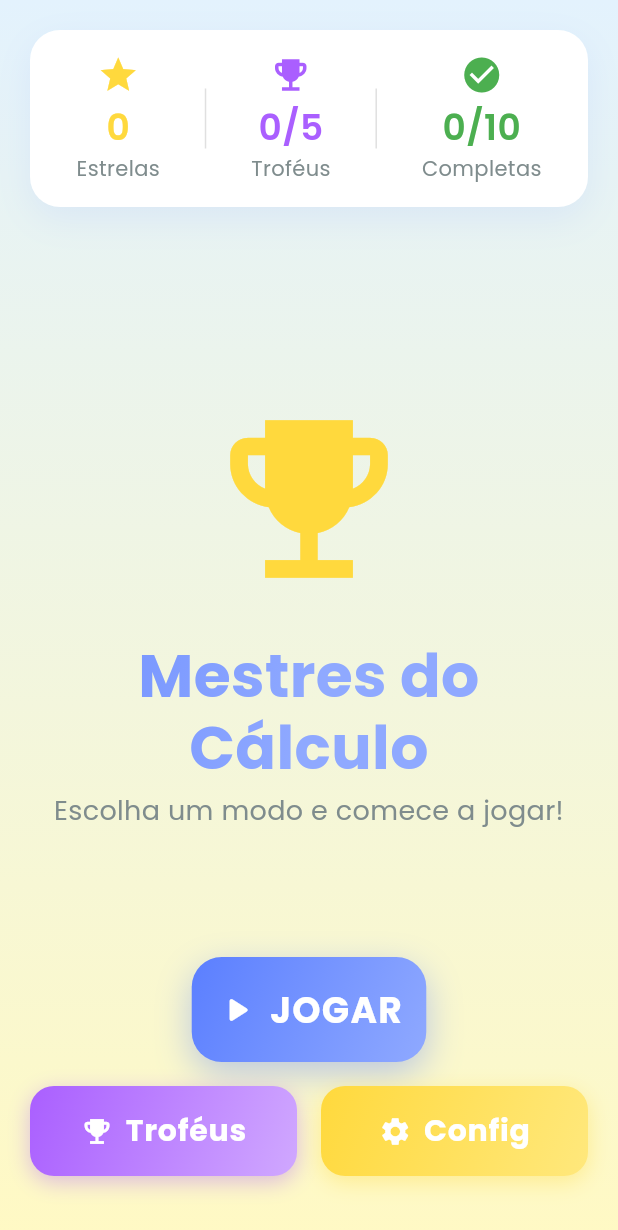
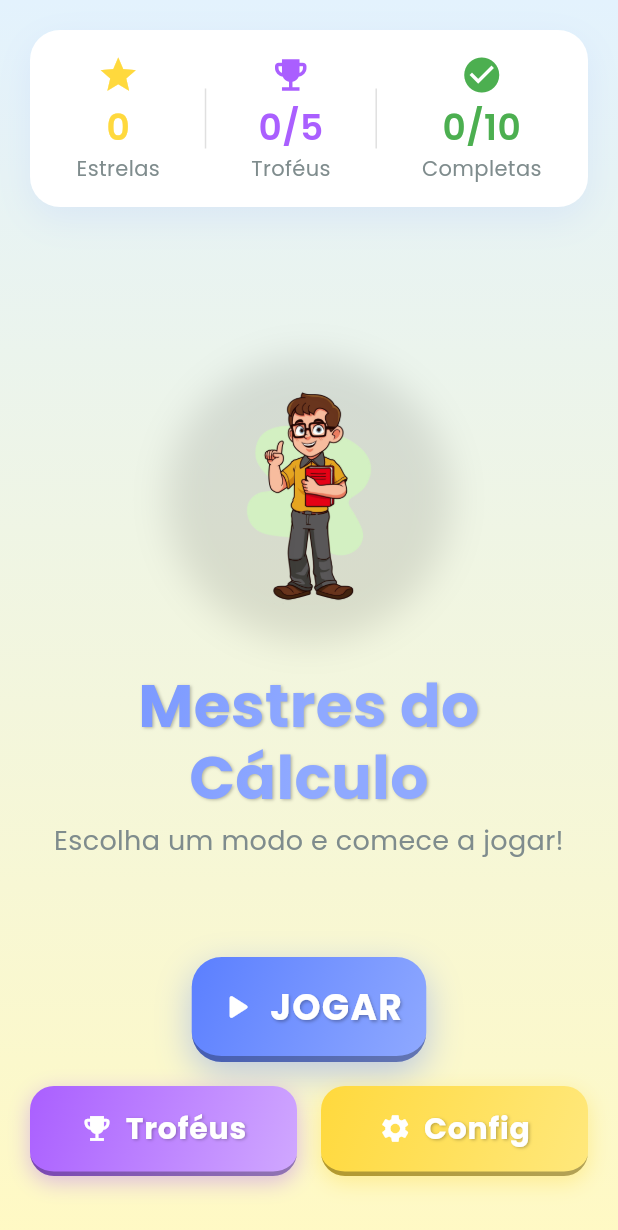
Before and after one commit to Depaula010/TabuadaFlutter, a Flutter app: the screen it shows after launch, on a phone screen of 412 x 824 dp. Shown: the top 1230 px of the screen. Run offline on Flutter 3.47's test engine with Material 3 defaults, Android fonts, the phone set to English and light mode, and no system bars; drawn by our look-alikes of flutter_animate; our stand-ins replace audioplayers, confetti, google_fonts, hive, hive_flutter, vibration; accounts and stored records are empty.

Commit message:
feat: implement core game screens (home, game, result) and foundational UI components like custom buttons and text styles.

```diff
--- a/lib/core/constants/app_text_styles.dart
+++ b/lib/core/constants/app_text_styles.dart
@@ -4,7 +4,12 @@ import 'app_colors.dart';
 
 /// Estilos de texto otimizados para leitura infantil
 class AppTextStyles {
-  // Fonte base (Roboto é amigável e legível para crianças)
+  // Sombra suave para garantir leitura em fundos coloridos
+  static const List<Shadow> _textShadow = [
+    Shadow(color: Colors.black26, blurRadius: 2, offset: Offset(1, 1)),
+  ];
+
+  // Fonte base (Poppins é amigável e legível para crianças)
   static TextStyle get _baseStyle => GoogleFonts.poppins(
         color: AppColors.textPrimary,
       );
@@ -14,6 +19,7 @@ class AppTextStyles {
         fontSize: 40,
         fontWeight: FontWeight.bold,
         height: 1.2,
+        shadows: _textShadow,
       );
 
   // Títulos médios (Seções)
@@ -21,6 +27,7 @@ class AppTextStyles {
         fontSize: 32,
         fontWeight: FontWeight.bold,
         height: 1.3,
+        shadows: _textShadow,
       );
 
   // Títulos pequenos (Cards)
@@ -58,6 +65,7 @@ class AppTextStyles {
         fontSize: 20,
         fontWeight: FontWeight.bold,
         letterSpacing: 0.5,
+        shadows: _textShadow,
       );
 
   // Botões grandes (CTAs principais)
@@ -65,6 +73,7 @@ class AppTextStyles {
         fontSize: 24,
         fontWeight: FontWeight.bold,
         letterSpacing: 0.8,
+        shadows: _textShadow,
       );
 
   // Legendas e subtextos
--- a/lib/presentation/screens/home_screen.dart
+++ b/lib/presentation/screens/home_screen.dart
@@ -1,6 +1,7 @@
 import 'package:flutter/material.dart';
 import 'package:provider/provider.dart';
 import 'package:flutter_animate/flutter_animate.dart';
+import '../../core/constants/app_assets.dart';
 import '../../core/constants/app_colors.dart';
 import '../../core/constants/app_text_styles.dart';
 import '../../core/utils/parental_gate.dart';
@@ -37,15 +38,27 @@ class HomeScreen extends StatelessWidget {
                   child: Column(
                     mainAxisAlignment: MainAxisAlignment.center,
                     children: [
-                      // Placeholder para personagem (usar asset real depois)
-                      Icon(
-                        Icons.emoji_events,
-                        size: 140,
-                        color: AppColors.secondary,
-                      )
-                          .animate(onPlay: (controller) => controller.repeat())
-                          .shimmer(duration: 2000.ms, color: AppColors.secondaryLight)
-                          .shake(hz: 0.5, curve: Curves.easeInOut),
+                      // Personagem mascote
+                      Container(
+                        height: 180,
+                        decoration: BoxDecoration(
+                          shape: BoxShape.circle,
+                          boxShadow: [
+                            BoxShadow(
+                              color: Colors.black.withOpacity(0.1),
+                              blurRadius: 20,
+                              spreadRadius: 5,
+                            ),
+                          ],
+                        ),
+                        child: Image.asset(AppAssets.characterHappy)
+                            .animate(onPlay: (controller) => controller.repeat(reverse: true))
+                            .scale(
+                              duration: 2.seconds,
+                              begin: const Offset(1, 1),
+                              end: const Offset(1.05, 1.05),
+                            ),
+                      ),
 
                       const SizedBox(height: 24),
 
--- a/lib/presentation/widgets/custom_button.dart
+++ b/lib/presentation/widgets/custom_button.dart
@@ -82,6 +82,13 @@ class _CustomButtonState extends State<CustomButton>
                   )
                 : widget.gradient,
             borderRadius: BorderRadius.circular(widget.isSecondary ? 16 : 20),
+            // Efeito 3D - borda inferior mais escura
+            border: Border(
+              bottom: BorderSide(
+                color: Colors.black.withOpacity(0.3),
+                width: widget.isSecondary ? 3 : 4,
+              ),
+            ),
             boxShadow: [
               BoxShadow(
                 color: widget.isDisabled
```
Also changed, not shown: lib/presentation/screens/game_screen.dart (+34 -5 lines), lib/presentation/screens/result_screen.dart (+17 -1 lines).
